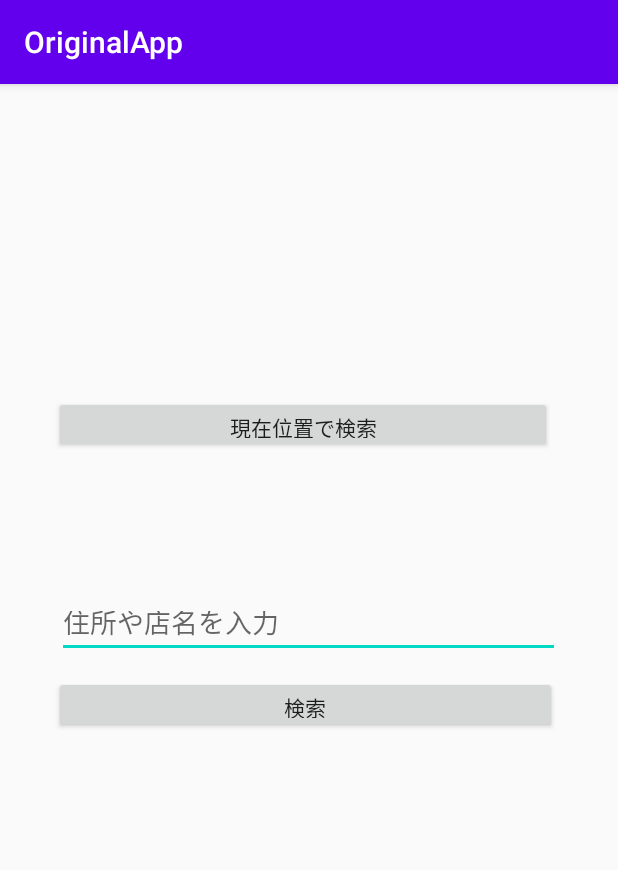
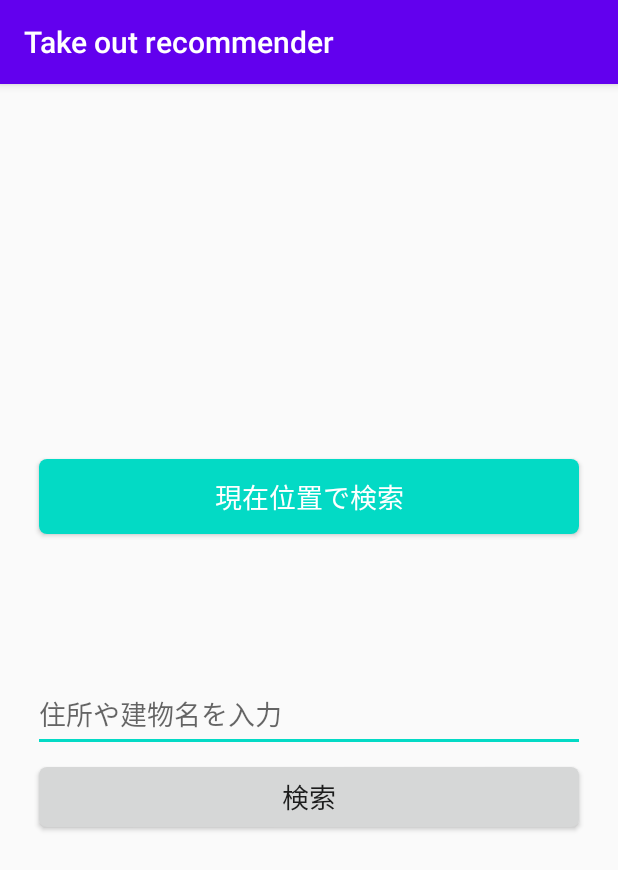
Before and after one commit to JintoYamanaka/recommendRestaurants, an Android app: the screen it shows after launch (MainActivity), on a phone screen of 412 x 824 dp. Shown: the top 870 px of the screen. Run offline under Robolectric (Android 15) with nearby library versions, the phone set to English and light mode, and no system bars.

Commit message:
カラーの調整

```diff
--- /dev/null
+++ b/app/src/main/res/drawable/button_present_location.xml
@@ -0,0 +1,15 @@
+<selector xmlns:android="http://schemas.android.com/apk/res/android">
+    <item>
+        <shape android:shape="rectangle">
+            <corners
+                android:topRightRadius="5dp"
+                android:bottomRightRadius="5dp"
+                android:bottomLeftRadius="5dp"
+                android:topLeftRadius="5dp"
+                />
+            <solid
+                android:color="#03DAC5"
+                />
+        </shape>
+    </item>
+</selector>
--- /dev/null
+++ b/app/src/main/res/drawable/button_search.xml
@@ -0,0 +1,15 @@
+<selector xmlns:android="http://schemas.android.com/apk/res/android">
+    <item>
+        <shape android:shape="rectangle">
+            <corners
+                android:topRightRadius="5dp"
+                android:bottomRightRadius="5dp"
+                android:bottomLeftRadius="5dp"
+                android:topLeftRadius="5dp"
+                />
+            <solid
+                android:color="@color/button_material_light"
+                />
+        </shape>
+    </item>
+</selector>
--- a/app/src/main/res/layout/activity_main.xml
+++ b/app/src/main/res/layout/activity_main.xml
@@ -8,36 +8,52 @@
 
     <Button
         android:id="@+id/button_present_location"
-        android:layout_width="332dp"
-        android:layout_height="38dp"
-        android:layout_marginStart="36dp"
-        android:layout_marginLeft="36dp"
-        android:layout_marginTop="208dp"
+        style="@style/Widget.AppCompat.Button"
+        android:layout_width="360dp"
+        android:layout_height="50dp"
+        android:layout_marginStart="30dp"
+        android:layout_marginLeft="30dp"
+        android:layout_marginTop="250dp"
+        android:layout_marginEnd="30dp"
+        android:layout_marginRight="30dp"
+        android:background="@drawable/button_present_location"
         android:text="現在位置で検索"
+        android:textColor="#FFFFFF"
+        android:textSize="18sp"
+        app:layout_constraintEnd_toEndOf="parent"
         app:layout_constraintStart_toStartOf="parent"
         app:layout_constraintTop_toTopOf="parent" />
 
     <EditText
         android:id="@+id/serch_input"
-        android:layout_width="335dp"
-        android:layout_height="41dp"
-        android:layout_marginStart="38dp"
-        android:layout_marginLeft="38dp"
+        android:layout_width="368dp"
+        android:layout_height="50dp"
+        android:layout_marginStart="30dp"
+        android:layout_marginLeft="30dp"
         android:layout_marginTop="95dp"
+        android:layout_marginEnd="30dp"
+        android:layout_marginRight="30dp"
         android:ems="10"
-        android:hint="住所や店名を入力"
+        android:hint="住所や建物名を入力"
         android:inputType="textPersonName"
+        app:layout_constraintEnd_toEndOf="parent"
         app:layout_constraintStart_toStartOf="parent"
         app:layout_constraintTop_toBottomOf="@+id/button_present_location" />
 
     <Button
         android:id="@+id/button_search"
-        android:layout_width="335dp"
-        android:layout_height="38dp"
-        android:layout_marginStart="36dp"
-        android:layout_marginLeft="36dp"
-        android:layout_marginTop="12dp"
+        style="@style/Widget.AppCompat.Button"
+        android:layout_width="360dp"
+        android:layout_height="40dp"
+        android:layout_marginStart="30dp"
+        android:layout_marginLeft="30dp"
+        android:layout_marginTop="10dp"
+        android:layout_marginEnd="30dp"
+        android:layout_marginRight="30dp"
+        android:background="@drawable/button_search"
         android:text="検索"
+        android:textSize="18sp"
+        app:layout_constraintEnd_toEndOf="parent"
         app:layout_constraintStart_toStartOf="parent"
         app:layout_constraintTop_toBottomOf="@+id/serch_input" />
 </androidx.constraintlayout.widget.ConstraintLayout>
--- a/app/src/main/res/values/colors.xml
+++ b/app/src/main/res/values/colors.xml
@@ -1,6 +1,9 @@
 <?xml version="1.0" encoding="utf-8"?>
 <resources>
+<!--    <color name="colorPrimaryDark">#0025ee</color>-->
+<!--    <color name="colorPrimary">#0063EE</color>-->
+<!--    <color name="colorAccent">#33CCFF</color>-->
+    <color name="colorPrimaryDark">#3700B3</color>
     <color name="colorPrimary">#6200EE</color>
-    <color name="colorPrimaryDark">#3700B3</color>
     <color name="colorAccent">#03DAC5</color>
 </resources>
--- a/app/src/main/res/values/strings.xml
+++ b/app/src/main/res/values/strings.xml
@@ -1,5 +1,5 @@
 <resources>
-    <string name="app_name">OriginalApp</string>
+    <string name="app_name">Take out recommender</string>
     <string name="first_restaurant_locate"><u>first_restaurant_locate</u></string>
     <string name="second_restaurant_locate"><u>second_restaurant_name</u></string>
     <string name="third_restaurant_locate"><u>third_restaurant_name</u></string>
```
